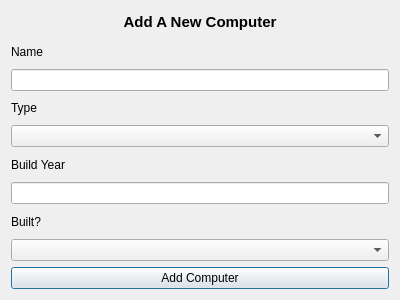
Qt form GUI-verklegtVika3/addanewcomputerdialog.ui (streamerinn/Verklegt-1) before a commit.
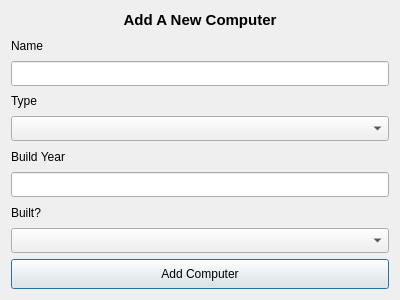
The same form after that commit.

Commit message: Layout þegar gluggar eru stækkaðir betra

Patch:
```diff
--- a/GUI-verklegtVika3/addanewcomputerdialog.ui
+++ b/GUI-verklegtVika3/addanewcomputerdialog.ui
@@ -10,6 +10,24 @@
     <height>300</height>
    </rect>
   </property>
+  <property name="sizePolicy">
+   <sizepolicy hsizetype="Fixed" vsizetype="Fixed">
+    <horstretch>0</horstretch>
+    <verstretch>0</verstretch>
+   </sizepolicy>
+  </property>
+  <property name="minimumSize">
+   <size>
+    <width>400</width>
+    <height>300</height>
+   </size>
+  </property>
+  <property name="maximumSize">
+   <size>
+    <width>400</width>
+    <height>300</height>
+   </size>
+  </property>
   <property name="windowTitle">
    <string>Add Computer</string>
   </property>
@@ -40,7 +58,14 @@
     </layout>
    </item>
    <item>
-    <widget class="QLineEdit" name="input_computer_name"/>
+    <widget class="QLineEdit" name="input_computer_name">
+     <property name="minimumSize">
+      <size>
+       <width>0</width>
+       <height>25</height>
+      </size>
+     </property>
+    </widget>
    </item>
    <item>
     <layout class="QHBoxLayout" name="horizontalLayout_6">
@@ -61,7 +86,14 @@
     </layout>
    </item>
    <item>
-    <widget class="QComboBox" name="input_computer_type"/>
+    <widget class="QComboBox" name="input_computer_type">
+     <property name="minimumSize">
+      <size>
+       <width>0</width>
+       <height>25</height>
+      </size>
+     </property>
+    </widget>
    </item>
    <item>
     <layout class="QHBoxLayout" name="horizontalLayout_7">
@@ -82,7 +114,14 @@
     </layout>
    </item>
    <item>
-    <widget class="QLineEdit" name="input_computer_build_year"/>
+    <widget class="QLineEdit" name="input_computer_build_year">
+     <property name="minimumSize">
+      <size>
+       <width>0</width>
+       <height>25</height>
+      </size>
+     </property>
+    </widget>
    </item>
    <item>
     <layout class="QHBoxLayout" name="horizontalLayout_8">
@@ -103,10 +142,23 @@
     </layout>
    </item>
    <item>
-    <widget class="QComboBox" name="input_if_built"/>
+    <widget class="QComboBox" name="input_if_built">
+     <property name="minimumSize">
+      <size>
+       <width>0</width>
+       <height>25</height>
+      </size>
+     </property>
+    </widget>
    </item>
    <item>
     <widget class="QPushButton" name="pushButton">
+     <property name="minimumSize">
+      <size>
+       <width>0</width>
+       <height>30</height>
+      </size>
+     </property>
      <property name="text">
       <string>Add Computer</string>
      </property>
```
The commit also changes 4 other files.
